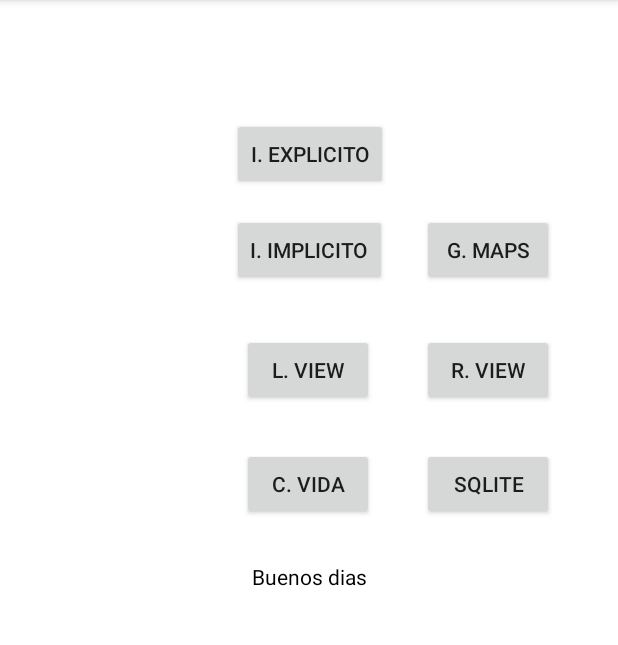
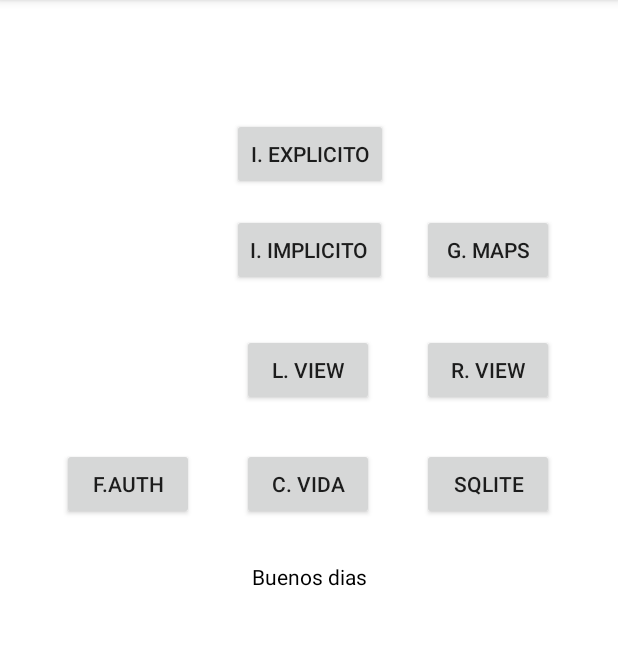
Before and after one commit to EPN-2023B-Moviles-GR2SW/mov-gr2sw-sanchez-cabrera-jhoaho-gabriel, an Android app built with Jetpack Compose: the screen it shows after launch (MainActivity), on a phone screen of 412 x 824 dp, the part 84-729 px from its top. Run offline under Robolectric (Android 15) with nearby library versions, the phone set to English and light mode, and no system bars.

Commit message:
agregando autenticacion

```diff
--- a/02-ANDROID/app/src/main/AndroidManifest.xml
+++ b/02-ANDROID/app/src/main/AndroidManifest.xml
@@ -15,6 +15,9 @@
         android:supportsRtl="true"
         android:theme="@style/Theme.AppCompat.Light"
         tools:targetApi="31">
+        <activity
+            android:name=".HFirebaseUIAuth"
+            android:exported="false" />
         <activity
             android:name=".GGoogleMapsActivity"
             android:exported="false" />
--- a/02-ANDROID/app/src/main/java/com/example/b2023gr2sw/MainActivity.kt
+++ b/02-ANDROID/app/src/main/java/com/example/b2023gr2sw/MainActivity.kt
@@ -117,6 +117,11 @@ class MainActivity : AppCompatActivity() {
             irActividad(GGoogleMapsActivity::class.java)
         }
 
+        val botonFirebaseUI = findViewById<Button>(R.id.btn_intent_firebase_ui)
+        botonFirebaseUI.setOnClickListener {
+            irActividad(HFirebaseUIAuth::class.java)
+        }
+
     } // Termina on Create
 
     fun abrirActividadConParametros(
--- a/02-ANDROID/app/src/main/res/layout/activity_main.xml
+++ b/02-ANDROID/app/src/main/res/layout/activity_main.xml
@@ -95,5 +95,16 @@
         app:layout_constraintHorizontal_bias="0.0"
         app:layout_constraintStart_toStartOf="@+id/btn_recycler_view" />
 
+    <Button
+        android:id="@+id/btn_intent_firebase_ui"
+        android:layout_width="wrap_content"
+        android:layout_height="wrap_content"
+        android:layout_marginEnd="32dp"
+        android:text="F.Auth"
+        app:layout_constraintBottom_toBottomOf="@+id/btn_ciclo_vida"
+        app:layout_constraintEnd_toStartOf="@+id/btn_ciclo_vida"
+        app:layout_constraintTop_toTopOf="@+id/btn_ciclo_vida"
+        app:layout_constraintVertical_bias="0.0" />
+
 
 </androidx.constraintlayout.widget.ConstraintLayout>
```
Also changed, not shown: 02-ANDROID/app/build.gradle.kts (+10 -0 lines), 02-ANDROID/app/src/main/java/com/example/b2023gr2sw/HFirebaseUIAuth.kt (added, +11 -0 lines), 02-ANDROID/app/src/main/res/layout/activity_hfirebase_uiauth.xml (added, +9 -0 lines).
